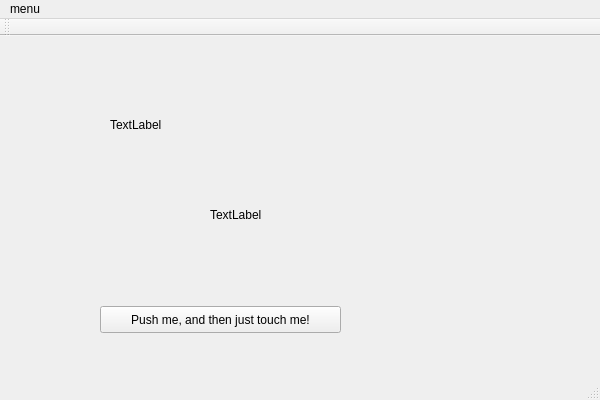
Above: trabalho1/mainwindow.ui from Mendelev/cg-ufrj-2011 before the change. Below: the same form after it.
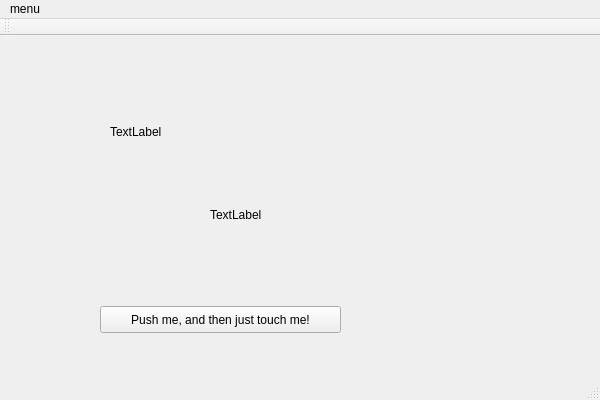
That is the form after the change.

Commit message: mudei a imagem

What changed in the file:
```diff
--- a/trabalho1/mainwindow.ui
+++ b/trabalho1/mainwindow.ui
@@ -44,9 +44,9 @@
     <property name="geometry">
      <rect>
       <x>110</x>
-      <y>80</y>
-      <width>59</width>
-      <height>17</height>
+      <y>30</y>
+      <width>291</width>
+      <height>131</height>
      </rect>
     </property>
     <property name="text">
```
The commit also changes 2 other files.
